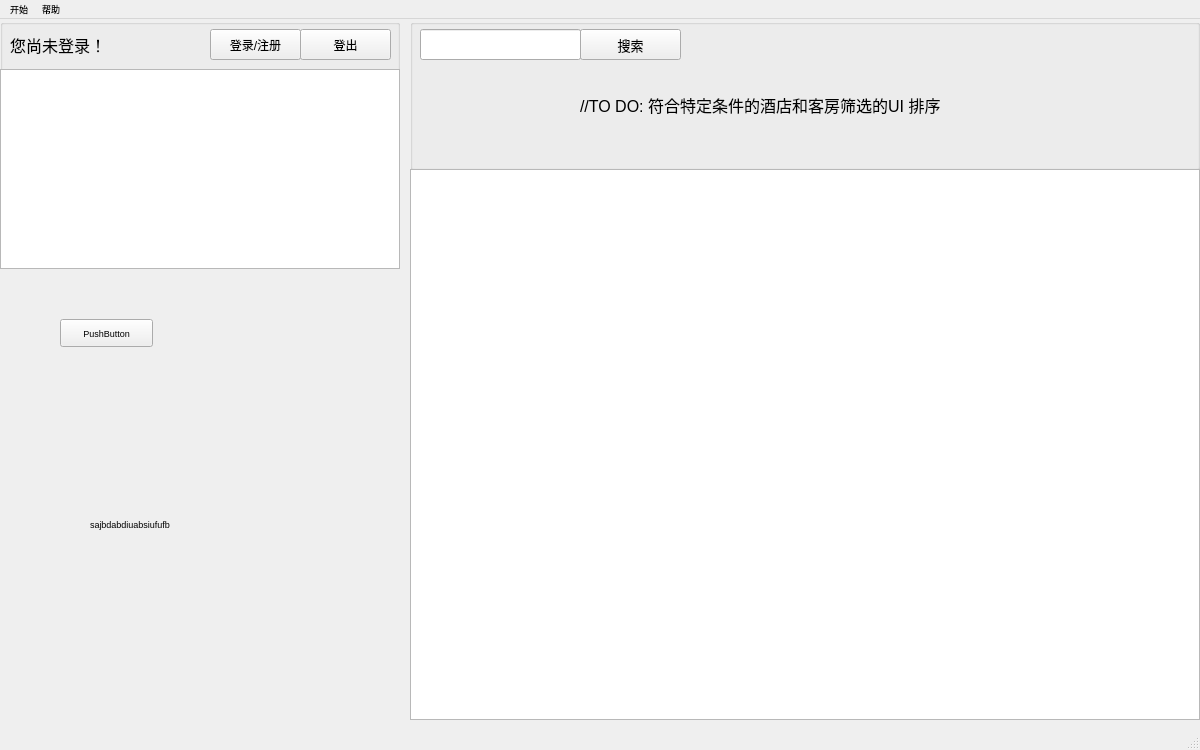
Qt form mainwindow.ui (ziho719/HMS) before a commit.
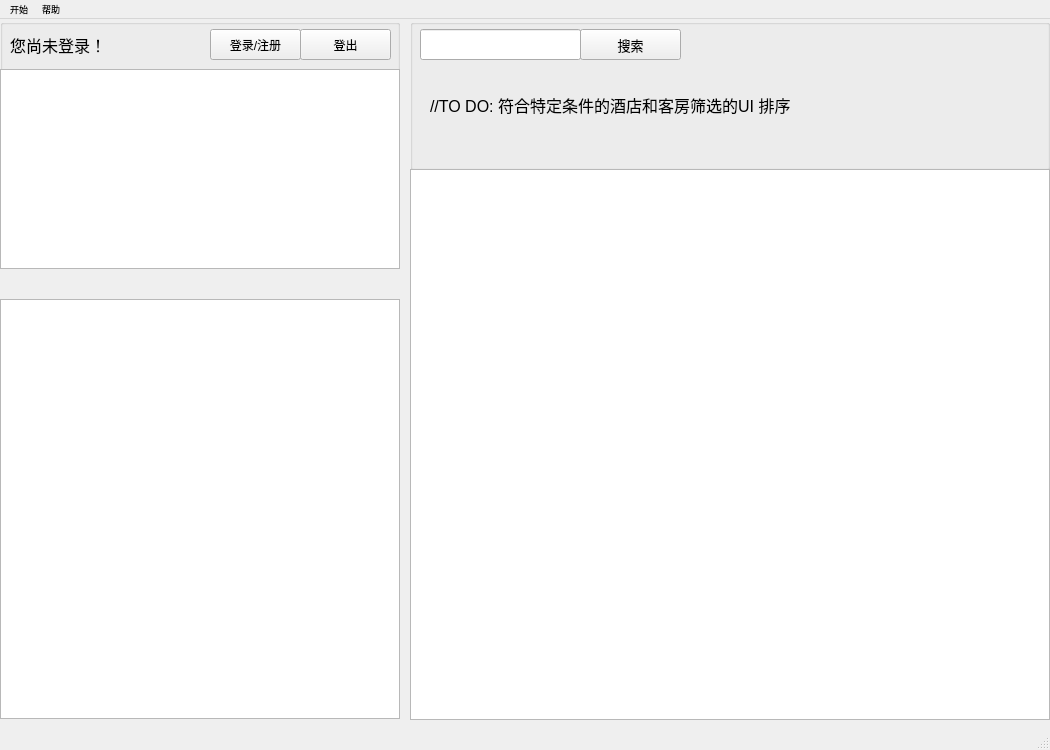
The same form after that commit.

Patch:
```diff
--- a/mainwindow.ui
+++ b/mainwindow.ui
@@ -6,7 +6,7 @@
    <rect>
     <x>0</x>
     <y>0</y>
-    <width>1200</width>
+    <width>1050</width>
     <height>750</height>
    </rect>
   </property>
@@ -28,30 +28,14 @@
       <height>450</height>
      </rect>
     </property>
-    <widget class="QPushButton" name="pushButton">
+    <widget class="QListWidget" name="listWidget">
      <property name="geometry">
       <rect>
-       <x>60</x>
-       <y>50</y>
-       <width>93</width>
-       <height>28</height>
+       <x>0</x>
+       <y>30</y>
+       <width>400</width>
+       <height>420</height>
       </rect>
-     </property>
-     <property name="text">
-      <string>PushButton</string>
-     </property>
-    </widget>
-    <widget class="QLabel" name="label_2">
-     <property name="geometry">
-      <rect>
-       <x>90</x>
-       <y>150</y>
-       <width>201</width>
-       <height>211</height>
-      </rect>
-     </property>
-     <property name="text">
-      <string>sajbdabdiuabsiufufb</string>
      </property>
     </widget>
    </widget>
@@ -141,7 +125,7 @@
      <rect>
       <x>410</x>
       <y>0</y>
-      <width>790</width>
+      <width>640</width>
       <height>151</height>
      </rect>
     </property>
@@ -180,7 +164,7 @@
     <widget class="QLabel" name="label">
      <property name="geometry">
       <rect>
-       <x>170</x>
+       <x>20</x>
        <y>50</y>
        <width>401</width>
        <height>71</height>
@@ -201,7 +185,7 @@
      <rect>
       <x>410</x>
       <y>150</y>
-      <width>790</width>
+      <width>640</width>
       <height>551</height>
      </rect>
     </property>
@@ -212,7 +196,7 @@
     <rect>
      <x>0</x>
      <y>0</y>
-     <width>1200</width>
+     <width>1050</width>
      <height>26</height>
     </rect>
    </property>
```
Left out of the diff: 2 changed lines with no effect on the pictures.
